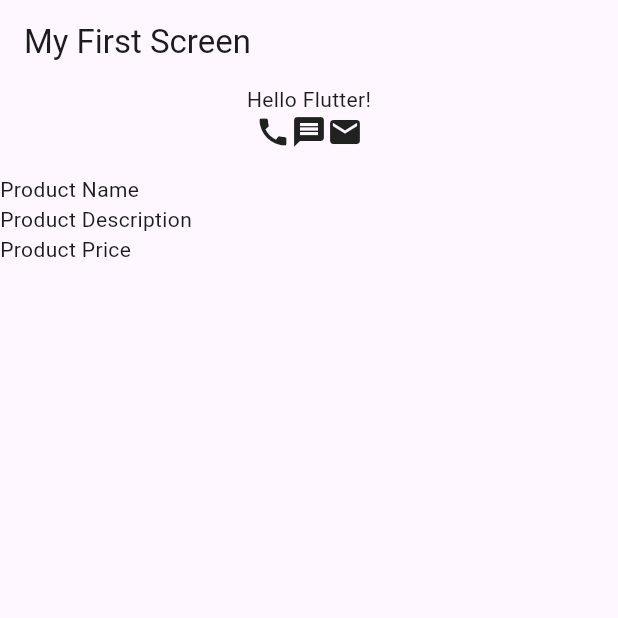
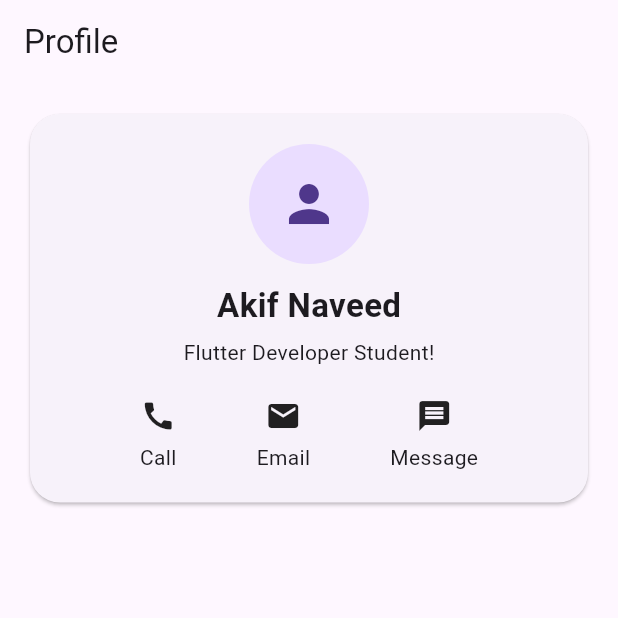
Before and after one commit to AkifNaveed12/app-dev-labs, a Flutter app: the screen it shows after launch, on a phone screen of 412 x 824 dp, the top half of it. Run offline on Flutter 3.47's test engine with Material 3 defaults, Android fonts, the phone set to English and light mode, and no system bars.

Commit message:
profile card completed: structuring, padding, cntering, borderradius, layout breakdown, reusable componenets learnt

```diff
--- a/mids-prep/foundations/lib/main.dart
+++ b/mids-prep/foundations/lib/main.dart
@@ -1,6 +1,7 @@
 
 import 'package:flutter/material.dart';
 import 'basics.dart';
+import 'profile_card.dart';
 
 void main() {
   runApp(const MyApp());
@@ -12,7 +13,7 @@
   @override
   Widget build(BuildContext context) {
     return const MaterialApp(
-      home: BasicsScreen(),
+      home: ProfileCard(),
     );
   }
 }
--- /dev/null
+++ b/mids-prep/foundations/lib/profile_card.dart
@@ -0,0 +1,87 @@
+
+import 'package:flutter/material.dart';
+import 'package:flutter/rendering.dart';
+
+
+class ProfileCard extends StatelessWidget {
+  const ProfileCard({super.key});
+
+  @override
+  Widget build(BuildContext context) {
+    return Scaffold(
+      appBar: AppBar(
+        title: const Text('Profile'),
+      ),
+      body:  Padding(
+        padding: const EdgeInsets.all(16),
+          child: Card(
+            shape: RoundedRectangleBorder(
+              borderRadius: BorderRadius.circular(20),
+            ),
+            child: Padding(
+              padding: const EdgeInsets.all(20),
+              child: Column(
+                mainAxisSize: MainAxisSize.min,
+                children: [
+                  CircleAvatar(
+                    radius: 40,
+                    child: Icon(Icons.person, size: 40),
+                  ),
+                  SizedBox(
+                    height: 12,
+                    ),
+                  Text(
+                    'Akif Naveed',
+                    style: TextStyle(
+                      fontSize: 22,
+                      fontWeight: FontWeight.bold,
+                    ),
+                  ),
+                  SizedBox(
+                    height: 6,
+                  ),
+                  Text('Flutter Developer Student!'),
+                  // option sections
+                  SizedBox(height: 20),
+                  Row(
+                    mainAxisAlignment: MainAxisAlignment.spaceEvenly,
+                    children: [
+
+                      //call
+                      Column(
+                        mainAxisSize: MainAxisSize.min,
+                        children: [
+                          Icon(Icons.call),
+                          SizedBox(height: 6),
+                          Text('Call'),
+                        ],
+                      ),
+                      // email
+                      Column(
+                        mainAxisSize: MainAxisSize.min,
+                        children: [
+                          Icon(Icons.mail),
+                          SizedBox(height: 6),
+                          Text('Email'),
+                        ],
+                      ),
+
+                      //message
+                      Column(
+                        mainAxisSize: MainAxisSize.min,
+                        children: [
+                          Icon(Icons.message),
+                          SizedBox(height: 6),
+                          Text('Message'),
+                        ],
+                      )
+                    ],
+                  ),
+                ],
+              ),
+              ),
+          ),
+        ),
+    );
+  }
+}
```
Also changed, not shown: mids-prep/foundations/lib/image/README/1792866331522.png (added), 1 other file.
